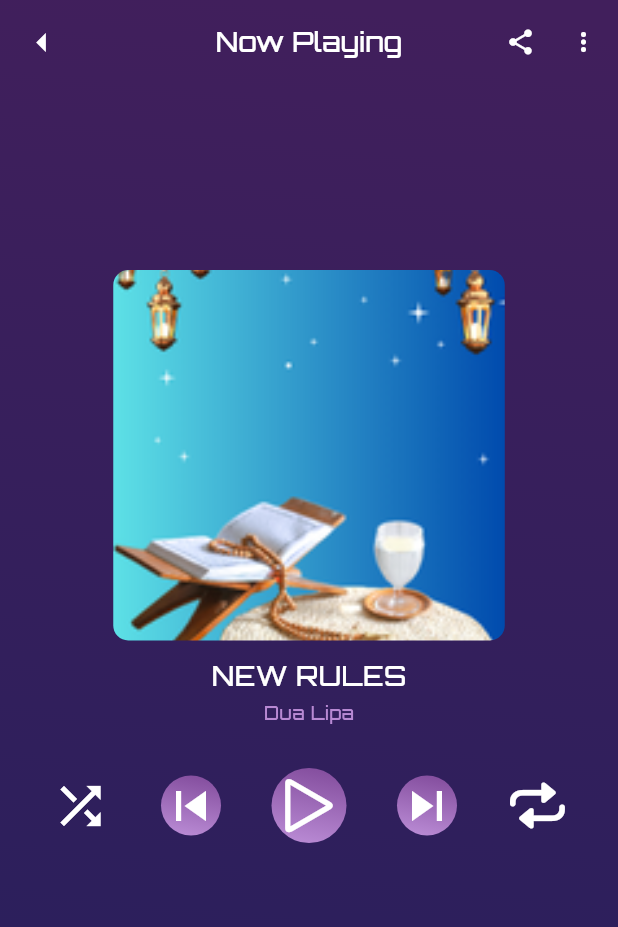
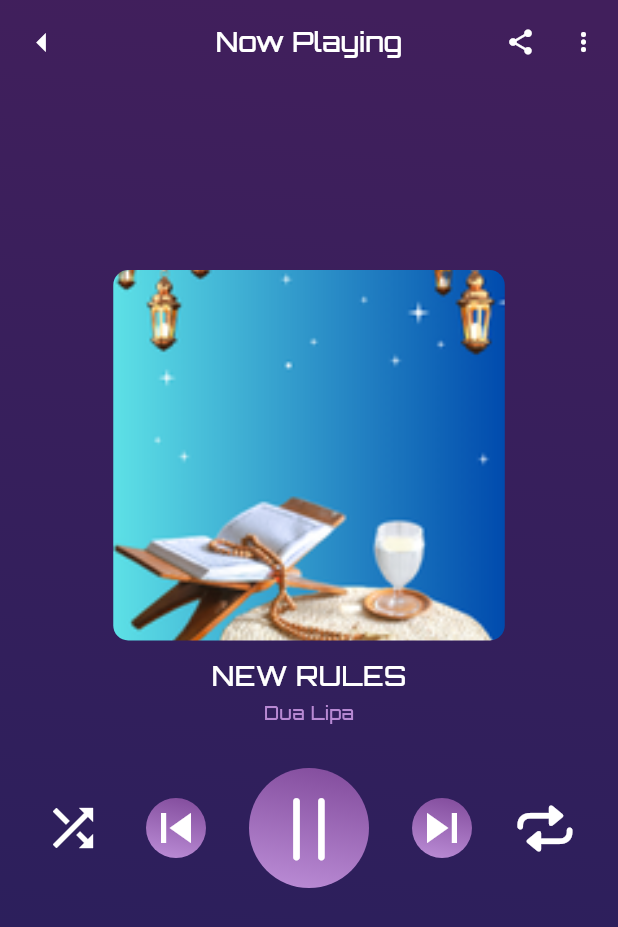
Before and after one commit to EngMohamed3382/music_app, a Flutter app: the PlayMusicScreen screen opened by its route, on a phone screen of 412 x 824 dp. Shown: the top 927 px of the screen. Run offline on Flutter 3.47's test engine with Material 3 defaults, Android fonts, the phone set to English and light mode, and no system bars.

Commit message:
Part 31 design Play Page Part 6 refactor custom button controller play music

```diff
--- a/lib/core/resources/font_managers.dart
+++ b/lib/core/resources/font_managers.dart
@@ -10,4 +10,7 @@ class FontSizeManagers{
   static const double f30 = 30;
   static const double f40 = 40;
   static const double f50 = 50;
+  static const double f60 = 60;
+  static const double f70 = 70;
+  static const double f80 = 80;
 }
--- a/lib/core/resources/height_values_managers.dart
+++ b/lib/core/resources/height_values_managers.dart
@@ -9,6 +9,7 @@ class HeightValuesManagers{
   static const double h50 = 50;
   static const double h58 = 58;
   static const double h60 = 60;
+  static const double h80 = 80;
   static const double h111 = 111;
   static const double h124 = 124;
   static const double h150 = 150;
--- a/lib/core/resources/width_values_managers.dart
+++ b/lib/core/resources/width_values_managers.dart
@@ -4,6 +4,7 @@ class WidthValuesManagers{
   static const double w17 = 17;
   static const double w22 = 22;
   static const double w50 = 50;
+  static const double w80 = 80;
   static const double w150 = 150;
   static const double w151 = 151;
   static const double w171 = 171;
--- a/lib/features/play_music/widgets/custom_button_controller_play_music.dart
+++ b/lib/features/play_music/widgets/custom_button_controller_play_music.dart
@@ -20,7 +20,6 @@ class CustomButtonControllerPlayMusic extends StatelessWidget {
         Icon(Icons.shuffle,size: FontSizeManagers.f40,color: ColorManagers.kWhite,),
         Container(
             decoration: BoxDecoration(
-
                 borderRadius: BorderRadius.circular(RadiusValuesManagers.r50),
                 gradient: LinearGradient(
                     begin: Alignment(AlignmentManagersX.x0_20,
@@ -34,8 +33,8 @@ class CustomButtonControllerPlayMusic extends StatelessWidget {
             ),
             child: Icon(Icons.skip_previous,color: ColorManagers.kWhite,size: FontSizeManagers.f40,)),
         Container(
-            width: WidthValuesManagers.w50,
-            height: HeightValuesManagers.h50,
+            width: WidthValuesManagers.w80,
+            height: HeightValuesManagers.h80,
             decoration: BoxDecoration(
                 borderRadius: BorderRadius.circular(RadiusValuesManagers.r50),
                 gradient: LinearGradient(
@@ -48,7 +47,7 @@ class CustomButtonControllerPlayMusic extends StatelessWidget {
                       ColorManagers.kLightPurple
                     ])
             ),
-            child: Icon(CupertinoIcons.play,color: ColorManagers.kWhite,size: FontSizeManagers.f50,)),
+            child: Icon(CupertinoIcons.pause,color: ColorManagers.kWhite,size: FontSizeManagers.f60,)),
         // Container(
         //   width: 50,
         //     height: 50,
```
